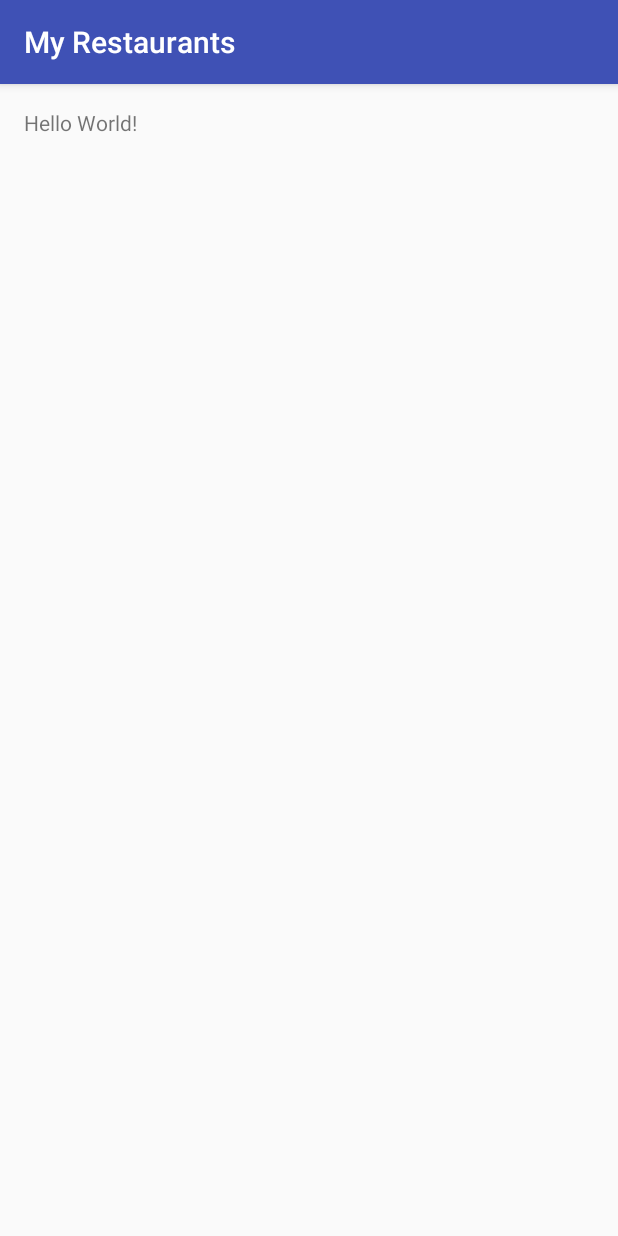
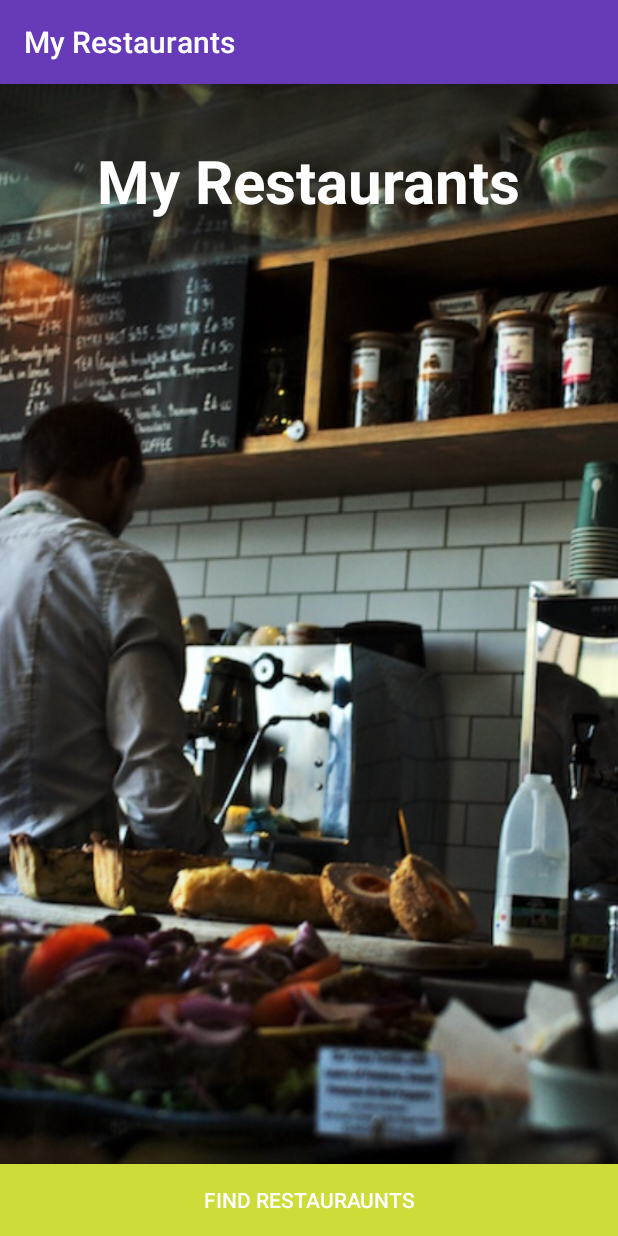
Before and after one commit to vrdlc/Android-MyRestaurants, an Android app: the screen it shows after launch (MainActivity), on a phone screen of 412 x 824 dp. Run offline under Robolectric (Android 15) with nearby library versions, the phone set to English and light mode, and no system bars.

Commit message:
add basic layout

```diff
--- a/app/src/main/res/layout/activity_main.xml
+++ b/app/src/main/res/layout/activity_main.xml
@@ -3,14 +3,39 @@
     xmlns:tools="http://schemas.android.com/tools"
     android:layout_width="match_parent"
     android:layout_height="match_parent"
-    android:paddingBottom="@dimen/activity_vertical_margin"
-    android:paddingLeft="@dimen/activity_horizontal_margin"
-    android:paddingRight="@dimen/activity_horizontal_margin"
-    android:paddingTop="@dimen/activity_vertical_margin"
-    tools:context="com.epicodus.myrestaurants.MainActivity">
+    tools:context="com.epicodus.myrestaurants.MainActivity"
+    android:background="@color/colorPrimary">
 
+    <ImageView
+        android:layout_width="wrap_content"
+        android:layout_height="fill_parent"
+        android:id="@+id/imageView"
+        android:src="@drawable/background2"
+        android:layout_alignParentTop="true"
+        android:layout_alignParentLeft="true"
+        android:layout_alignParentStart="true"
+        android:scaleType="centerCrop" />
     <TextView
         android:layout_width="wrap_content"
         android:layout_height="wrap_content"
-        android:text="Hello World!" />
+        android:text="My Restaurants"
+        android:id="@+id/textView"
+        android:textSize="40sp"
+        android:textStyle="bold"
+        android:textColor="@color/colorIcons"
+        android:layout_alignParentTop="true"
+        android:layout_centerHorizontal="true"
+        android:layout_marginTop="37dp" />
+
+    <Button
+        android:layout_width="match_parent"
+        android:layout_height="wrap_content"
+        android:text="Find Restauraunts"
+        android:id="@+id/findRestaurantsButton"
+        android:layout_alignParentBottom="true"
+        android:layout_centerHorizontal="true"
+        android:background="@color/colorAccent"
+        android:textColor="@color/colorIcons" />
+
+
 </RelativeLayout>
--- a/app/src/main/res/values/colors.xml
+++ b/app/src/main/res/values/colors.xml
@@ -1,6 +1,11 @@
 <?xml version="1.0" encoding="utf-8"?>
 <resources>
-    <color name="colorPrimary">#3F51B5</color>
-    <color name="colorPrimaryDark">#303F9F</color>
-    <color name="colorAccent">#FF4081</color>
+    <color name="colorPrimary">#673ab7</color>
+    <color name="colorPrimaryDark">#512da8</color>
+    <color name="colorPrimaryLight">#d1c4e9</color>
+    <color name="colorAccent">#cddc39</color>
+    <color name="colorPrimaryText">#212121</color>
+    <color name="colorSecondaryText">#727272</color>
+    <color name="colorIcons">#ffffff</color>
+    <color name="colorDivider">#B6B6B6</color>
 </resources>
```
Also changed, not shown: app/src/main/res/drawable/background2.jpeg (added).
